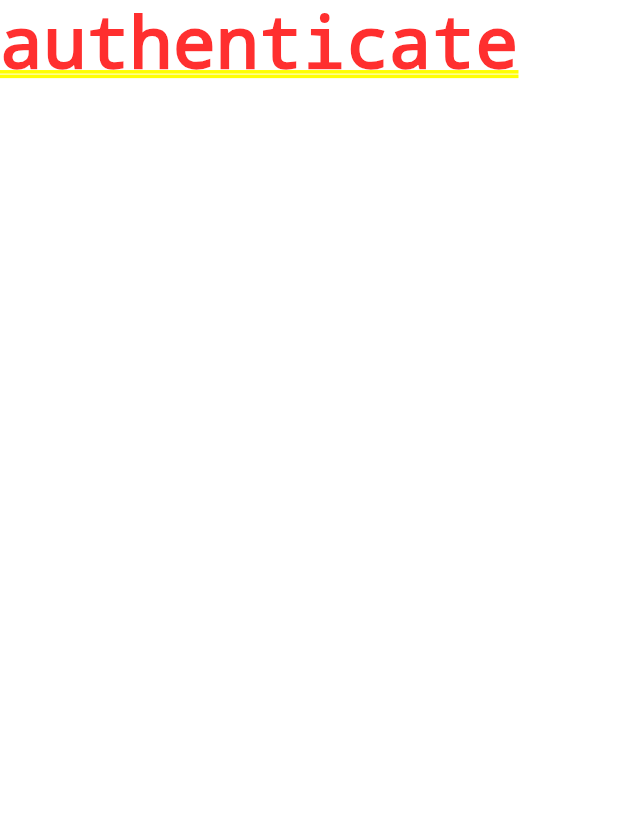
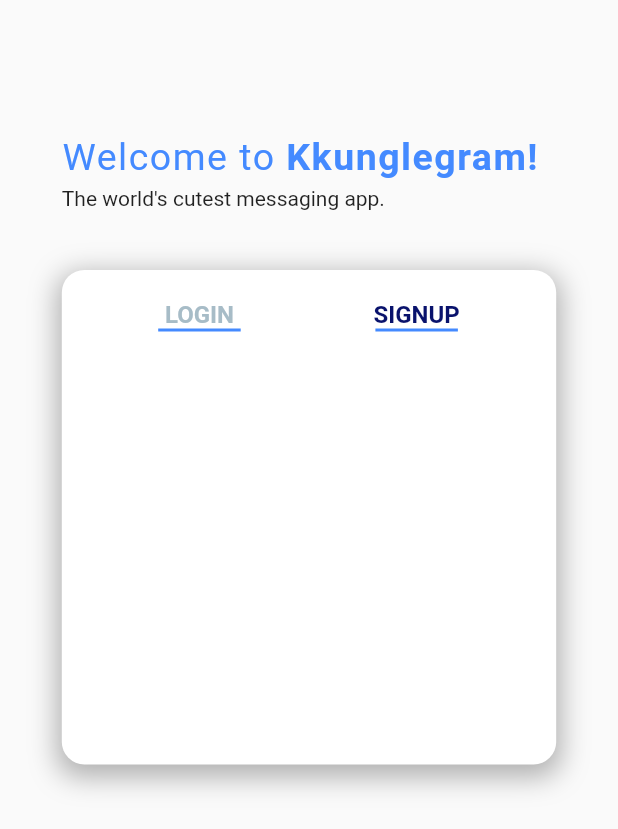
Before and after one commit to kangsudal/kkunglegram_practice, a Flutter app: the screen it shows after launch, on a phone screen of 412 x 824 dp. Shown: the top 829 px of the screen. Run offline on Flutter 3.47's test engine with Material 2 defaults, Android fonts, the phone set to English and light mode, and no system bars.

Commit message:
Background layout

```diff
--- a/lib/screens/authenticate/authenticate.dart
+++ b/lib/screens/authenticate/authenticate.dart
@@ -1,12 +1,198 @@
 import 'package:flutter/material.dart';
+import 'package:kkunglegram_practice/config/palette.dart';
 
 class LoginSignupScreen extends StatelessWidget {
   const LoginSignupScreen({Key? key}) : super(key: key);
 
   @override
   Widget build(BuildContext context) {
-    return Container(
-      child: Text('authenticate'),
+    return Scaffold(
+      body: Stack(
+        children: [
+          TitleBackgroundImage(),
+          Card(),
+        ],
+      ),
     );
   }
 }
+
+class TitleBackgroundImage extends StatelessWidget {
+  const TitleBackgroundImage({
+    Key? key,
+  }) : super(key: key);
+
+  @override
+  Widget build(BuildContext context) {
+    return Positioned(
+      top: 0,
+      right: 0,
+      left: 0,
+      child: Container(
+        height: 300,
+        // decoration: const BoxDecoration(
+        //   image: DecorationImage(
+        //     fit: BoxFit.cover,
+        //     image: AssetImage('images/bird.png'),
+        //   ),
+        // ),
+        child: Container(
+            padding: EdgeInsets.only(
+              top: 90,
+              left: MediaQuery.of(context).size.width * 0.1,
+            ),
+            child: Column(
+              crossAxisAlignment: CrossAxisAlignment.start,
+              children: [
+                RichText(
+                  text: const TextSpan(
+                    text: 'Welcome to ',
+                    style: TextStyle(
+                      letterSpacing: 1,
+                      fontSize: 25,
+                      color: Colors.blueAccent,
+                    ),
+                    children: [
+                      TextSpan(
+                        text: 'Kkunglegram!',
+                        style: TextStyle(
+                          letterSpacing: 1,
+                          fontSize: 25,
+                          color: Colors.blueAccent,
+                          fontWeight: FontWeight.bold,
+                        ),
+                      ),
+                    ],
+                  ),
+                ),
+                SizedBox(
+                  height: 5,
+                ),
+                const Text(
+                  "The world's cutest messaging app.",
+                  style: TextStyle(
+                      // letterSpacing: 1,
+                      // fontSize: 25,
+                      // color: Colors.blueAccent,
+                      ),
+                ),
+              ],
+            )),
+      ),
+    );
+  }
+}
+
+class Card extends StatelessWidget {
+  const Card({
+    Key? key,
+  }) : super(key: key);
+
+  @override
+  Widget build(BuildContext context) {
+    return Positioned(
+      top: 180,
+      left: MediaQuery.of(context).size.width * 0.1,
+      right: MediaQuery.of(context).size.width * 0.1,
+      child: Container(
+        padding: EdgeInsets.all(20),
+        height: MediaQuery.of(context).size.height * 0.4,
+        width: MediaQuery.of(context).size.width * 0.8,
+        // margin: EdgeInsets.symmetric(horizontal: 20),
+        decoration: BoxDecoration(
+          color: Colors.white,
+          borderRadius: BorderRadius.circular(15),
+          boxShadow: [
+            BoxShadow(
+              color: Colors.black.withOpacity(0.3),
+              blurRadius: 15,
+              spreadRadius: 3,
+              offset: Offset(0, 5),
+            ),
+          ],
+        ),
+        child: MyForm(),
+      ),
+    );
+  }
+}
+
+class MyForm extends StatelessWidget {
+  const MyForm({Key? key}) : super(key: key);
+
+  @override
+  Widget build(BuildContext context) {
+    return Column(
+      children: [
+        Row(
+          mainAxisAlignment: MainAxisAlignment.spaceAround,
+          children: [
+            LoginTab(),
+            SignupTab(),
+          ],
+        )
+      ],
+    );
+  }
+}
+
+class LoginTab extends StatelessWidget {
+  const LoginTab({
+    Key? key,
+  }) : super(key: key);
+
+  @override
+  Widget build(BuildContext context) {
+    return GestureDetector(
+      child: Column(
+        children: [
+          Text(
+            'LOGIN',
+            style: TextStyle(
+              fontSize: 16,
+              fontWeight: FontWeight.bold,
+              color: Palette.textColor1,
+            ),
+          ),
+          Container(
+            height: 2,
+            width: 55,
+            color: Colors.blueAccent,
+          ),
+        ],
+      ),
+    );
+  }
+}
+
+class SignupTab extends StatelessWidget {
+  const SignupTab({
+    Key? key,
+  }) : super(key: key);
+
+  @override
+  Widget build(BuildContext context) {
+    return GestureDetector(
+      onTap: (){
+        // isSignupScreen = true;
+      },
+      child: Column(
+        children: [
+          Text(
+            'SIGNUP',
+            style: TextStyle(
+              fontSize: 16,
+              fontWeight: FontWeight.bold,
+              color: Palette.activeColor,
+            ),
+          ),
+          Container(
+            height: 2,
+            width: 55,
+            color: Colors.blueAccent,
+          ),
+        ],
+      ),
+    );
+  }
+}
```
Also changed, not shown: lib/provider/isSignupProvider.dart (added).
